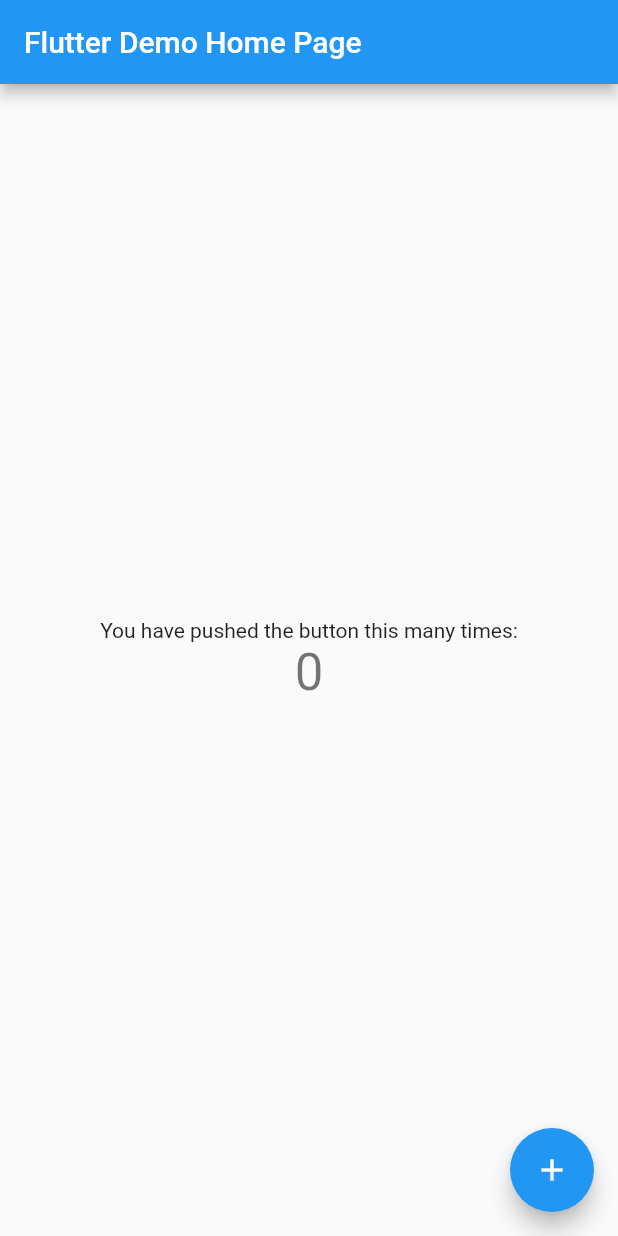
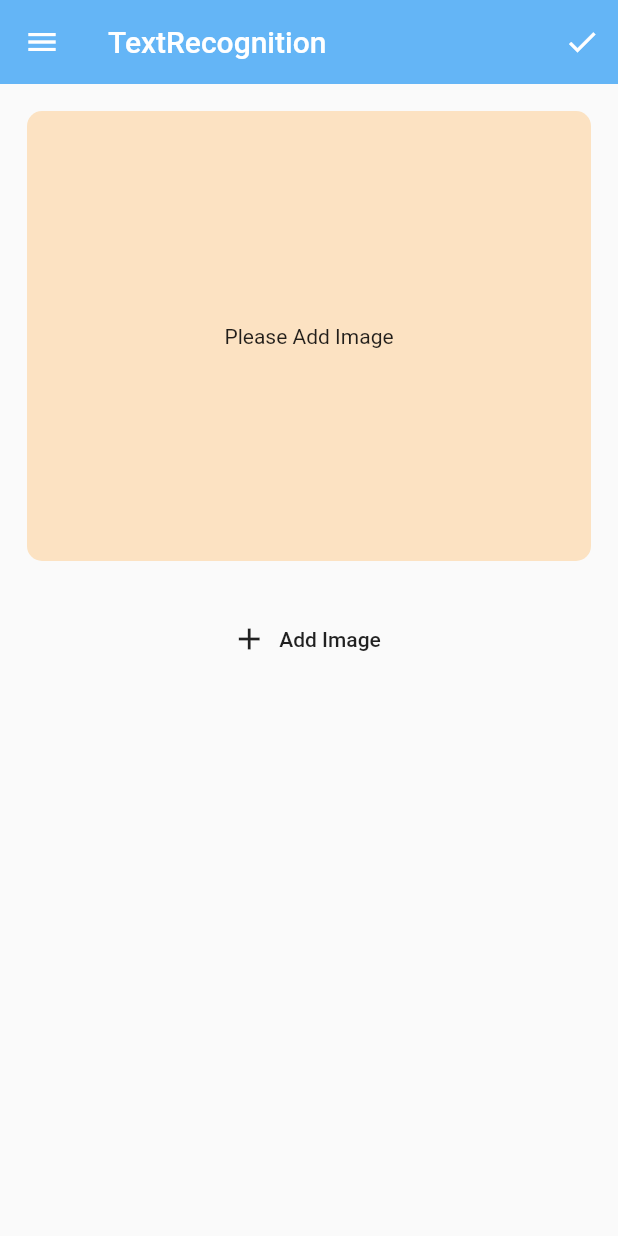
Before and after one commit to victorhmp/pic-to-text, a Flutter app: the screen it shows after launch, on a phone screen of 412 x 824 dp. Run offline on Flutter 3.47's test engine with Material 2 defaults, Android fonts, the phone set to English and light mode, and no system bars; our stand-ins replace image_picker; missing offline and left inert: firebase_ml_vision; accounts and stored records are empty.

Commit message:
Add example code for simple text recognition

```diff
--- a/lib/main.dart
+++ b/lib/main.dart
@@ -1,117 +1,111 @@
+import 'dart:io';
+import 'dart:developer' as developer;
+
+import 'package:firebase_ml_vision/firebase_ml_vision.dart';
+import 'package:flutter/cupertino.dart';
 import 'package:flutter/material.dart';
+import 'package:pic_to_text/userImagePicker.dart';
 
-void main() {
-  runApp(MyApp());
+void main() => runApp(MaterialApp(
+      debugShowCheckedModeBanner: false,
+      home: HomeScreen(),
+    ));
+
+class HomeScreen extends StatefulWidget {
+  @override
+  _HomeScreenState createState() => _HomeScreenState();
 }
 
-class MyApp extends StatelessWidget {
-  // This widget is the root of your application.
-  @override
-  Widget build(BuildContext context) {
-    return MaterialApp(
-      title: 'Flutter Demo',
-      theme: ThemeData(
-        // This is the theme of your application.
-        //
-        // Try running your application with "flutter run". You'll see the
-        // application has a blue toolbar. Then, without quitting the app, try
-        // changing the primarySwatch below to Colors.green and then invoke
-        // "hot reload" (press "r" in the console where you ran "flutter run",
-        // or simply save your changes to "hot reload" in a Flutter IDE).
-        // Notice that the counter didn't reset back to zero; the application
-        // is not restarted.
-        primarySwatch: Colors.blue,
-        // This makes the visual density adapt to the platform that you run
-        // the app on. For desktop platforms, the controls will be smaller and
-        // closer together (more dense) than on mobile platforms.
-        visualDensity: VisualDensity.adaptivePlatformDensity,
-      ),
-      home: MyHomePage(title: 'Flutter Demo Home Page'),
-    );
-  }
+class _HomeScreenState extends State<HomeScreen> {
+  String string = "TextRecognition";
+  File _userImageFile;
+  var result = "";
+
+  void _pickedImage(File image) {
+    _userImageFile = image;
   }
 
-class MyHomePage extends StatefulWidget {
-  MyHomePage({Key key, this.title}) : super(key: key);
+  recogniseText() async {
+    developer.log('recogniseText was called');
 
-  // This widget is the home page of your application. It is stateful, meaning
-  // that it has a State object (defined below) that contains fields that affect
-  // how it looks.
+    FirebaseVisionImage myImage = FirebaseVisionImage.fromFile(_userImageFile);
+    TextRecognizer recognizeText = FirebaseVision.instance.textRecognizer();
+    VisionText readText = await recognizeText.processImage(myImage);
 
-  // This class is the configuration for the state. It holds the values (in this
-  // case the title) provided by the parent (in this case the App widget) and
-  // used by the build method of the State. Fields in a Widget subclass are
-  // always marked "final".
+    developer.log(readText.text);
 
-  final String title;
-
-  @override
-  _MyHomePageState createState() => _MyHomePageState();
+    setState(() {
+      result = readText.text;
+    });
   }
 
-class _MyHomePageState extends State<MyHomePage> {
-  int _counter = 0;
-
-  void _incrementCounter() {
+  Widget drawerItem(String title, IconData iconData, String _string) {
+    return InkWell(
+      onTap: () {
         setState(() {
-      // This call to setState tells the Flutter framework that something has
-      // changed in this State, which causes it to rerun the build method below
-      // so that the display can reflect the updated values. If we changed
-      // _counter without calling setState(), then the build method would not be
-      // called again, and so nothing would appear to happen.
-      _counter++;
+          string = _string;
         });
+        Navigator.of(context).pop();
+      },
+      child: Column(
+        children: [
+          ListTile(
+            leading: Icon(iconData),
+            title: Text(
+              title,
+              style: TextStyle(
+                fontWeight: FontWeight.w700,
+              ),
+            ),
+          ),
+          Divider()
+        ],
+      ),
+    );
   }
 
   @override
   Widget build(BuildContext context) {
-    // This method is rerun every time setState is called, for instance as done
-    // by the _incrementCounter method above.
-    //
-    // The Flutter framework has been optimized to make rerunning build methods
-    // fast, so that you can just rebuild anything that needs updating rather
-    // than having to individually change instances of widgets.
     return Scaffold(
-      appBar: AppBar(
-        // Here we take the value from the MyHomePage object that was created by
-        // the App.build method, and use it to set our appbar title.
-        title: Text(widget.title),
+        drawer: Drawer(
+          child: Column(
+            children: [
+              Padding(
+                padding: const EdgeInsets.all(18.0),
+                child: Image.network(
+                    "https://1.bp.blogspot.com/-B3K1G5D9sPQ/WvDZJGvkqVI/AAAAAAAAFSc/zx6VYIc0IXQmB8oR4c0i7SKjSNL-2xiTQCLcBGAs/s1600/ml-kit-logo.png"),
               ),
-      body: Center(
-        // Center is a layout widget. It takes a single child and positions it
-        // in the middle of the parent.
-        child: Column(
-          // Column is also a layout widget. It takes a list of children and
-          // arranges them vertically. By default, it sizes itself to fit its
-          // children horizontally, and tries to be as tall as its parent.
-          //
-          // Invoke "debug painting" (press "p" in the console, choose the
-          // "Toggle Debug Paint" action from the Flutter Inspector in Android
-          // Studio, or the "Toggle Debug Paint" command in Visual Studio Code)
-          // to see the wireframe for each widget.
-          //
-          // Column has various properties to control how it sizes itself and
-          // how it positions its children. Here we use mainAxisAlignment to
-          // center the children vertically; the main axis here is the vertical
-          // axis because Columns are vertical (the cross axis would be
-          // horizontal).
-          mainAxisAlignment: MainAxisAlignment.center,
-          children: <Widget>[
-            Text(
-              'You have pushed the button this many times:',
-            ),
-            Text(
-              '$_counter',
-              style: Theme.of(context).textTheme.headline4,
-            ),
+              Divider(),
+              drawerItem("Text recognition", Icons.title, "TextRecognition"),
+              drawerItem("Image labeling", Icons.terrain, "ImageLabeling"),
+              drawerItem("Barcode scanning", Icons.workspaces_outline,
+                  "BarcodeScanning"),
             ],
           ),
         ),
-      floatingActionButton: FloatingActionButton(
-        onPressed: _incrementCounter,
-        tooltip: 'Increment',
-        child: Icon(Icons.add),
-      ), // This trailing comma makes auto-formatting nicer for build methods.
-    );
+        appBar: AppBar(
+          elevation: 0,
+          title: Text(string),
+          backgroundColor: Colors.blue[300],
+          actions: [
+            IconButton(
+              onPressed: () {
+                if (string == "TextRecognition") recogniseText();
+              },
+              icon: Icon(Icons.check),
+            )
+          ],
+        ),
+        body: SingleChildScrollView(
+          child: Center(
+            child: Column(
+              children: [
+                UserImagePicker(_pickedImage),
+                Padding(
+                    padding: const EdgeInsets.all(16.0), child: Text(result)),
+              ],
+            ),
+          ),
+        ));
   }
 }
--- /dev/null
+++ b/lib/userImagePicker.dart
@@ -0,0 +1,119 @@
+import 'dart:io';
+
+import 'package:flutter/material.dart';
+import 'package:image_picker/image_picker.dart';
+
+class UserImagePicker extends StatefulWidget {
+  UserImagePicker(
+    this.imagePickFn,
+  );
+
+  final void Function(File pickedImage) imagePickFn;
+
+  @override
+  _UserImagePickerState createState() => _UserImagePickerState();
+}
+
+class _UserImagePickerState extends State<UserImagePicker> {
+  File _pickedImage;
+  ImagePicker picker = ImagePicker();
+
+  void _pickImage(ImageSource imageSource) async {
+    final pickedImageFile = await picker.getImage(
+      source: imageSource,
+    );
+
+    setState(() {
+      _pickedImage = File(pickedImageFile.path);
+    });
+
+    widget.imagePickFn(File(pickedImageFile.path));
+  }
+
+  @override
+  Widget build(BuildContext context) {
+    return Column(
+      children: <Widget>[
+        Padding(
+          padding: const EdgeInsets.all(18.0),
+          child: ClipRRect(
+            borderRadius: BorderRadius.circular(10),
+            child: Container(
+              color: Colors.orangeAccent.withOpacity(0.3),
+              width: MediaQuery.of(context).size.width,
+              height: 300,
+              child: _pickedImage != null
+                  ? Image(
+                      image: FileImage(_pickedImage),
+                    )
+                  : Center(
+                      child: Text("Please Add Image"),
+                    ),
+            ),
+          ),
+        ),
+        SizedBox(
+          height: 10,
+        ),
+        FlatButton.icon(
+          onPressed: () {
+            showDialog(
+                context: context,
+                builder: (_) {
+                  return AlertDialog(
+                    title: Text(
+                      "Complete your action using..",
+                    ),
+                    actions: [
+                      FlatButton(
+                        onPressed: () {
+                          Navigator.of(context).pop();
+                        },
+                        child: Text(
+                          "Cancel",
+                        ),
+                      ),
+                    ],
+                    content: Container(
+                      height: 120,
+                      child: Column(
+                        children: [
+                          ListTile(
+                            leading: Icon(Icons.camera),
+                            title: Text(
+                              "Camera",
+                            ),
+                            onTap: () {
+                              _pickImage(ImageSource.camera);
+                              Navigator.of(context).pop();
+                            },
+                          ),
+                          Divider(
+                            height: 1,
+                            color: Colors.black,
+                          ),
+                          ListTile(
+                            leading: Icon(Icons.image),
+                            title: Text(
+                              "Gallery",
+                            ),
+                            onTap: () {
+                              _pickImage(ImageSource.gallery);
+                              Navigator.of(context).pop();
+                            },
+                          ),
+                        ],
+                      ),
+                    ),
+                  );
+                });
+          },
+          icon: Icon(Icons.add),
+          label: Text(
+            'Add Image',
+          ),
+        )
+      ],
+    );
+  }
+}
```
Also changed, not shown: 1 other file. Lines whose indentation alone changed are shown as unchanged.
